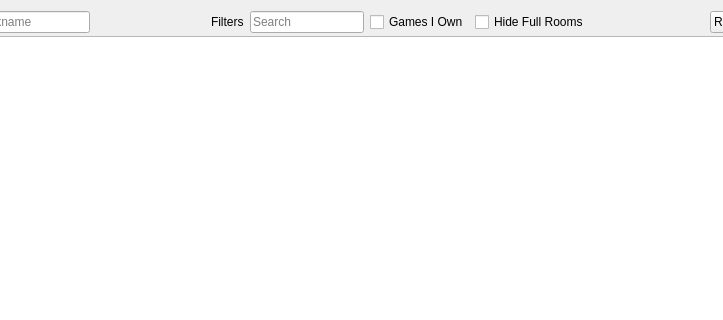
This is src/yuzu/multiplayer/lobby.ui in QuantumGhost/yuzu as Qt 5 draws it before an edit; both pictures show x 96 to 819 and y 0 to 320 of the 903 by 487 pixel window. The edited form follows.
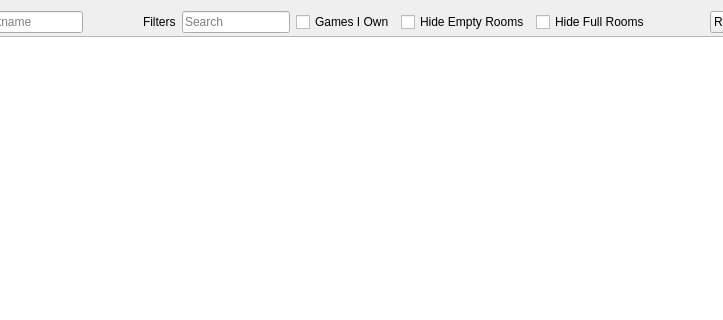
This is the edited form.

Patch:
```diff
--- a/src/yuzu/multiplayer/lobby.ui
+++ b/src/yuzu/multiplayer/lobby.ui
@@ -77,6 +77,13 @@
            </property>
           </widget>
          </item>
+         <item>
+          <widget class="QCheckBox" name="hide_empty">
+           <property name="text">
+            <string>Hide Empty Rooms</string>
+           </property>
+          </widget>
+         </item>
          <item>
           <widget class="QCheckBox" name="hide_full">
            <property name="text">
```
